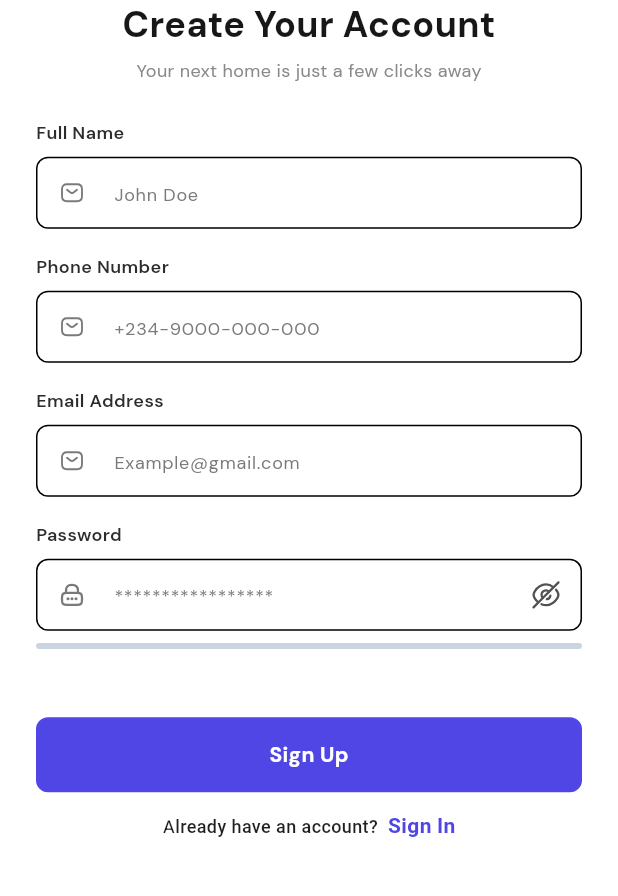
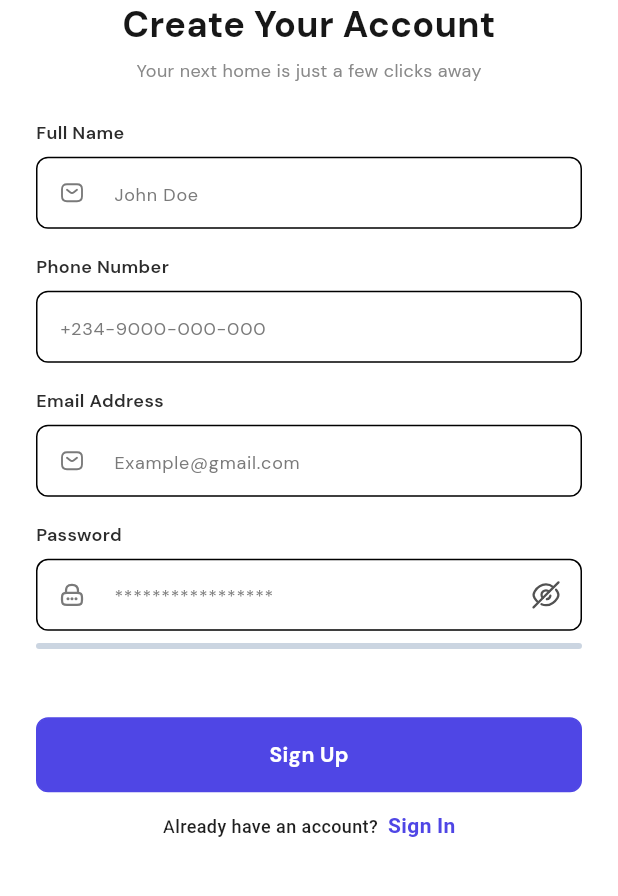
Before and after one commit to Bewizi/homefinder_frontend, a Flutter app: the Signup screen opened by its route, after a tap on "Sign Up", on a phone screen of 412 x 824 dp, the part 236-1132 px from its top. Run offline on Flutter 3.47's test engine with Material 3 defaults, Android fonts, the phone set to English and light mode, and no system bars; our stand-ins replace flutter_screenutil, flutter_svg, go_router, google_fonts.

Commit message:
Update signup.dart

```diff
--- a/lib/features/auth/signup/signup.dart
+++ b/lib/features/auth/signup/signup.dart
@@ -9,6 +9,7 @@ import 'package:homefinder/core/presentation/ui/widgets/app_buttons.dart';
 import 'package:homefinder/core/presentation/ui/widgets/app_input_field.dart';
 import 'package:homefinder/core/presentation/ui/widgets/text_styles.dart';
 import 'package:homefinder/features/auth/signin/signin.dart';
+import 'package:homefinder/features/home/home_screen.dart';
 
 class Signup extends StatefulWidget {
   const Signup({super.key});
@@ -25,35 +26,12 @@ class _SignupState extends State<Signup> {
   double _passwordStrength = 0;
   String _passwordStatus = '';
   Color _strengthColor = AppColors.kGray30;
+  bool _isPasswordVisible = false;
 
-  late TextEditingController _fullNameController;
-  late TextEditingController _phoneNumberController;
-  late TextEditingController _emailAddressController;
-  late TextEditingController _passwordController;
-
-  @override
-  void initState() {
-    super.initState();
-    _initializeControllers();
-  }
-
-  void _initializeControllers() {
-    _fullNameController = TextEditingController();
-    _phoneNumberController = TextEditingController();
-    _emailAddressController = TextEditingController();
-    _passwordController = TextEditingController();
-  }
-
-  @override
-  void dispose() {
-    // TODO: implement dispose
-    _fullNameController.dispose();
-    _phoneNumberController.dispose();
-    _emailAddressController.dispose();
-    _passwordController.dispose();
-
-    super.dispose();
-  }
+  final TextEditingController _fullNameController = TextEditingController();
+  final TextEditingController _phoneNumberController = TextEditingController();
+  final TextEditingController _emailAddressController = TextEditingController();
+  final TextEditingController _passwordController = TextEditingController();
 
   String getSignUpData() {
     return '${_fullNameController.text}|${_phoneNumberController.text}|${_emailAddressController.text}|${_passwordController.text}';
@@ -93,6 +71,12 @@ class _SignupState extends State<Signup> {
 
     setState(() {
       _passwordStrength = strength;
+    });
+  }
+
+  void _togglePasswordVisibility() {
+    setState(() {
+      _isPasswordVisible = !_isPasswordVisible;
     });
   }
 
@@ -158,12 +142,7 @@ class _SignupState extends State<Signup> {
                             title: 'Phone Number',
                             controller: _phoneNumberController,
                             hintText: '+234-9000-000-000',
-                            prefix: SvgPicture.asset(
-                              AppSvgs.kEmailIcon,
-                              width: 16.w,
-                              height: 16.h,
-                              fit: BoxFit.scaleDown,
-                            ),
+                            keyboardType: TextInputType.phone,
                           ),
 
                           SizedBox(height: 16.h),
@@ -194,13 +173,17 @@ class _SignupState extends State<Signup> {
                               height: 16.h,
                               fit: BoxFit.scaleDown,
                             ),
-                            suffix: SvgPicture.asset(
-                              AppSvgs.kEyeSlashIcon,
-                              width: 16.w,
-                              height: 16.h,
-                              fit: BoxFit.scaleDown,
+                            suffix: InkWell(
+                              onTap: _togglePasswordVisibility,
+                              child: SvgPicture.asset(
+                                AppSvgs.kEyeSlashIcon,
+                                width: 16.w,
+                                height: 16.h,
+                                fit: BoxFit.scaleDown,
+                              ),
                             ),
                             onChanged: (value) => _checkPasswordStrength(value),
+                            obscureText: !_isPasswordVisible,
                           ),
                           SizedBox(height: 8.h),
                           // progress bar
@@ -226,7 +209,7 @@ class _SignupState extends State<Signup> {
                           // sign in  button
                           CustomButton(
                             text: 'Sign Up',
-                            onTap: () {},
+                            onTap: () => context.go(HomeScreen.routeName),
                             color: AppColors.kBrand50,
                             textColor: AppColors.kWhite,
                           ),
```
